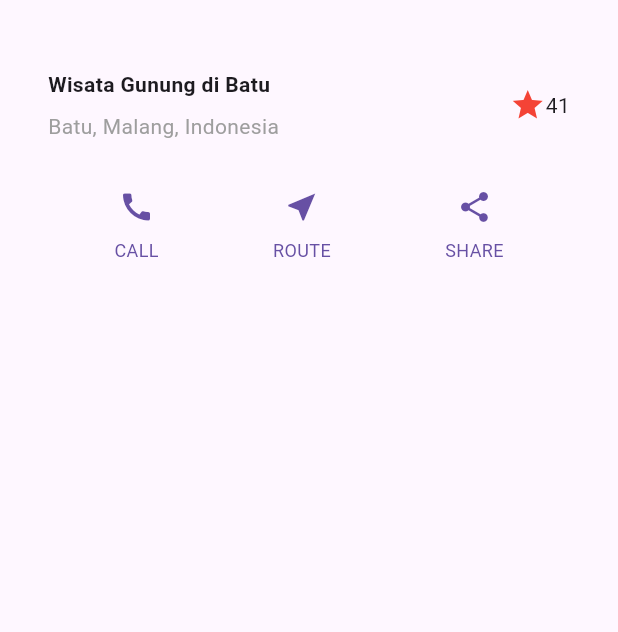
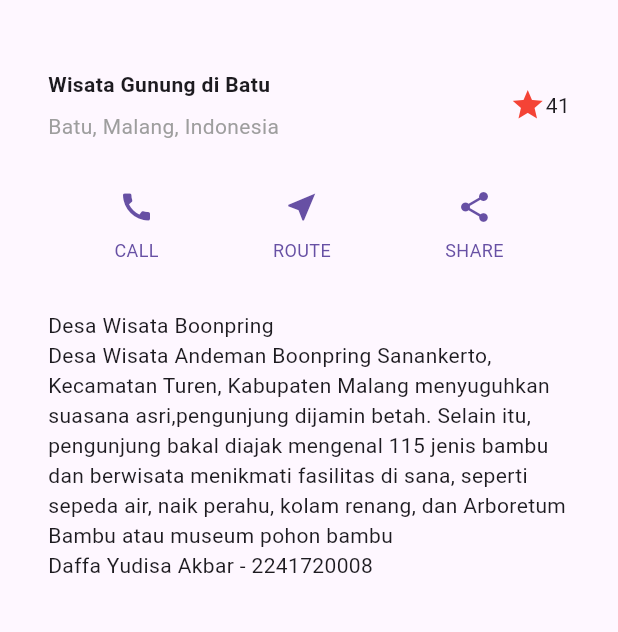
Before and after one commit to daffayudisaa/layout_flutter, a Flutter app: the screen it shows after launch, on a phone screen of 412 x 824 dp, the part 63-695 px from its top. Run offline on Flutter 3.47's test engine with Material 3 defaults, Android fonts, the phone set to English and light mode, and no system bars.

Commit message:
feat: Praktikum 3 - Implementasi text section

```diff
--- a/lib/main.dart
+++ b/lib/main.dart
@@ -55,6 +55,18 @@ class MyApp extends StatelessWidget {
       ],
     );
 
+    Widget textSection = Container(
+      padding: const EdgeInsets.all(32),
+      child: const Text(
+        'Desa Wisata Boonpring \n'
+        'Desa Wisata Andeman Boonpring Sanankerto, Kecamatan Turen, Kabupaten Malang menyuguhkan suasana asri,'
+        'pengunjung dijamin betah. Selain itu, pengunjung bakal diajak mengenal 115 jenis bambu dan berwisata menikmati fasilitas di sana, '
+        'seperti sepeda air, naik perahu, kolam renang, dan Arboretum Bambu atau museum pohon bambu\n'
+        'Daffa Yudisa Akbar - 2241720008',
+        softWrap: true,
+      ),
+    );
+
     return MaterialApp(
       title: 'Flutter layout: Daffa Yudisa A - 2241720008',
       home: Scaffold(
@@ -65,6 +77,7 @@ class MyApp extends StatelessWidget {
           children: [
             titleSection,
             buttonSection,
+            textSection,
           ],
         ),
       ),
```
Also changed, not shown: assets/boonpring-turen.jpg (added), images/Praktikum3/Hasil.png (added), images/Praktikum3/Langkah-1.png (added), images/Praktikum3/Langkah-2.png (added).
